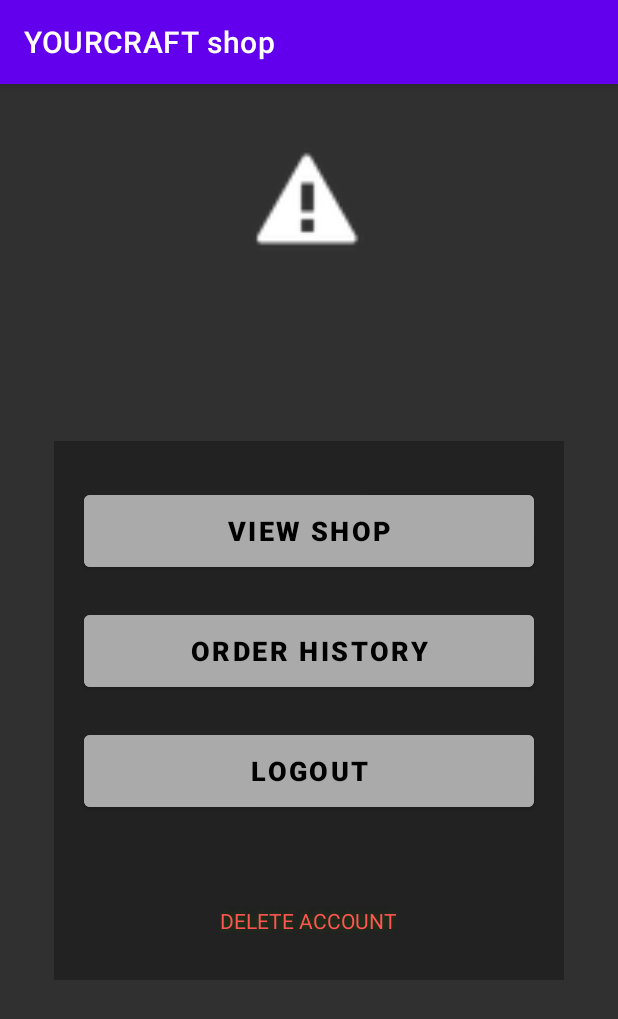
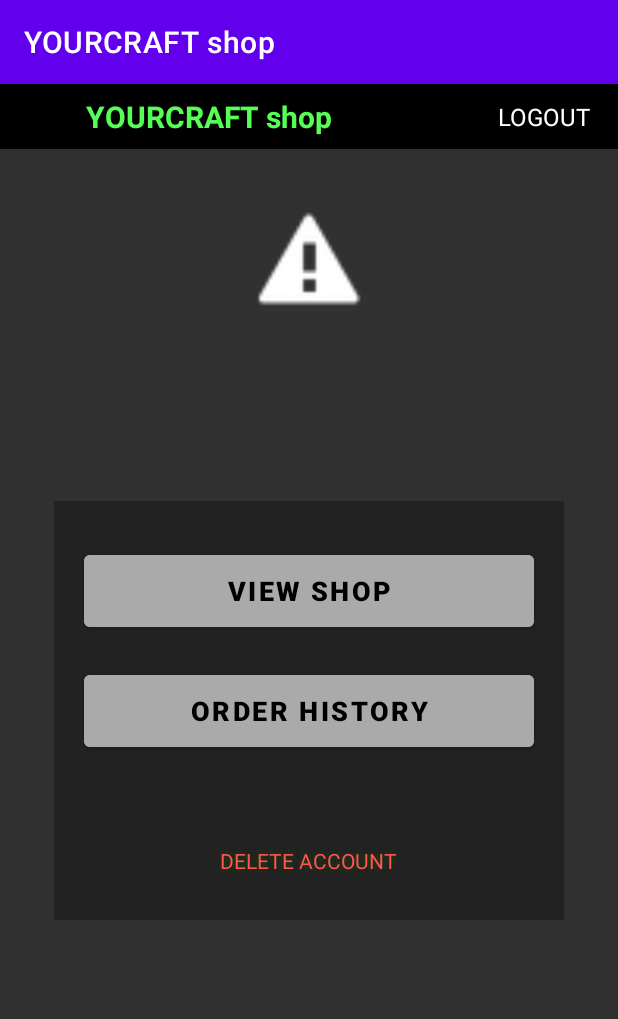
Before and after one commit to itsOwlbit/CST338_Project2, an Android app: the ShopperHome screen opened directly, with no data from a screen before it, on a phone screen of 412 x 824 dp. Shown: the top 1019 px of the screen. Run offline under Robolectric (Android 15) with nearby library versions, the phone set to English and light mode, and no system bars; our stand-ins replace Room's generated code; 1 statement that could not run was skipped.

Commit message:
Worked on ShopperHome activity.  Worked on custom toolbar layout.  Renamed some image resources.

```diff
--- a/app/src/main/java/com/example/cst338_project2/MainActivity.java
+++ b/app/src/main/java/com/example/cst338_project2/MainActivity.java
@@ -22,6 +22,7 @@ public class MainActivity extends AppCompatActivity {
     private static final String USER_ID_KEY = "com.example.cst338_project2.userIdKey";
     private static final String PREFERENCES_KEY = "com.example.cst338_project2.preferencesKey";
     private static final int MAX_LOGIN_ATTEMPTS = 3;
+
 
     TextView usernameField;      // the TextView for username to be entered.
     TextView passwordField;      // the TextView for password to be entered.
--- a/app/src/main/java/com/example/cst338_project2/RegisterUser.java
+++ b/app/src/main/java/com/example/cst338_project2/RegisterUser.java
@@ -16,7 +16,7 @@ import com.example.cst338_project2.data.User;
 import com.example.cst338_project2.db.AppDatabase;
 import com.example.cst338_project2.db.MyDao;
 
-import java.util.List;
+//import java.util.List;
 
 public class RegisterUser extends AppCompatActivity {
     private static final String USER_ID_KEY = "com.example.cst338_project2.userIdKey";
@@ -30,7 +30,7 @@ public class RegisterUser extends AppCompatActivity {
 
     private MyDao myDao;    // stores singleton database object
 
-    private List<User> userList;    // a list of User objects
+//    private List<User> userList;    // a list of User objects
     private int userId = -1;        // default userId if a valid userId is not received
     private User user;              // a User object for person logged/logging in
 
--- a/app/src/main/java/com/example/cst338_project2/ShopperHome.java
+++ b/app/src/main/java/com/example/cst338_project2/ShopperHome.java
@@ -3,13 +3,13 @@ package com.example.cst338_project2;
 import androidx.appcompat.app.AppCompatActivity;
 
 import android.app.AlertDialog;
-import android.content.Context;
 import android.content.DialogInterface;
 import android.content.Intent;
 import android.content.SharedPreferences;
 import android.os.Bundle;
 import android.view.View;
 import android.widget.Button;
+import android.widget.ImageView;
 import android.widget.TextView;
 import android.widget.Toast;
 
@@ -17,18 +17,18 @@ import com.example.cst338_project2.data.User;
 import com.example.cst338_project2.db.AppDatabase;
 import com.example.cst338_project2.db.MyDao;
 
-import java.util.List;
-
 public class ShopperHome extends AppCompatActivity {
     private static final String USER_ID_KEY = "com.example.cst338_project2.userIdKey";
     private static final String PREFERENCES_KEY = "com.example.cst338_project2.preferencesKey";
+
+    ImageView backImg;      // the image from toolbar_layout to go back
+    TextView logoutField;   // the text from toolbar_layout to logout
 
     TextView welcomeField;          // the TextView where the welcome user message is displayed
     TextView deleteAccountLink;     // the TextView clickable link to delete user's account
 
     Button shopBtn;     // the button used to view shop inventory screen
     Button orderBtn;    // the button used to view orders screen
-    Button logoutBtn;   // the button used to logout
 
     private MyDao myDao;    // stores singleton database object
 
@@ -68,14 +68,25 @@ public class ShopperHome extends AppCompatActivity {
     }
 
     private void prepareLayout() {
+        backImg = findViewById(R.id.backImg);
+        backImg.setVisibility(View.INVISIBLE); // not needed to be seen on home page
+        logoutField = findViewById(R.id.logoutText);
+
         welcomeField = findViewById(R.id.welcomeText);
         shopBtn = findViewById(R.id.shopButton);
         orderBtn = findViewById(R.id.ordersButton);
-        logoutBtn = findViewById(R.id.logoutButton);
         deleteAccountLink = findViewById(R.id.deleteAccountLink);
     }
 
     private void checkListeners() {
+        // ClickListener for logout Text in toolbar_layout
+        logoutField.setOnClickListener(new View.OnClickListener() {
+            @Override
+            public void onClick(View v) {
+                logoutUser();
+            }
+        });
+
         // ClickListener for shop button
         shopBtn.setOnClickListener(new View.OnClickListener() {
             @Override
@@ -89,14 +100,6 @@ public class ShopperHome extends AppCompatActivity {
             @Override
             public void onClick(View v) {
                 Toast.makeText(ShopperHome.this, "Order screen not set up yet.", Toast.LENGTH_SHORT).show();
-            }
-        });
-
-        // ClickListener for logout button
-        logoutBtn.setOnClickListener(new View.OnClickListener() {
-            @Override
-            public void onClick(View v) {
-                logoutUser();
             }
         });
 
--- /dev/null
+++ b/app/src/main/res/drawable/ic_add.xml
@@ -0,0 +1,5 @@
+<vector android:height="24dp" android:tint="#FFFFFF"
+    android:viewportHeight="24" android:viewportWidth="24"
+    android:width="24dp" xmlns:android="http://schemas.android.com/apk/res/android">
+    <path android:fillColor="@android:color/white" android:pathData="M19,13h-6v6h-2v-6H5v-2h6V5h2v6h6v2z"/>
+</vector>
--- /dev/null
+++ b/app/src/main/res/drawable/ic_back.xml
@@ -0,0 +1,5 @@
+<vector android:autoMirrored="true" android:height="24dp"
+    android:tint="#FFFFFF" android:viewportHeight="24"
+    android:viewportWidth="24" android:width="24dp" xmlns:android="http://schemas.android.com/apk/res/android">
+    <path android:fillColor="@android:color/white" android:pathData="M20,11H7.83l5.59,-5.59L12,4l-8,8 8,8 1.41,-1.41L7.83,13H20v-2z"/>
+</vector>
--- /dev/null
+++ b/app/src/main/res/drawable/ic_delete.xml
@@ -0,0 +1,5 @@
+<vector android:height="24dp" android:tint="#FFFFFF"
+    android:viewportHeight="24" android:viewportWidth="24"
+    android:width="24dp" xmlns:android="http://schemas.android.com/apk/res/android">
+    <path android:fillColor="@android:color/white" android:pathData="M6,19c0,1.1 0.9,2 2,2h8c1.1,0 2,-0.9 2,-2V7H6v12zM19,4h-3.5l-1,-1h-5l-1,1H5v2h14V4z"/>
+</vector>
--- /dev/null
+++ b/app/src/main/res/drawable/ic_edit.xml
@@ -0,0 +1,5 @@
+<vector android:height="24dp" android:tint="#FFFFFF"
+    android:viewportHeight="24" android:viewportWidth="24"
+    android:width="24dp" xmlns:android="http://schemas.android.com/apk/res/android">
+    <path android:fillColor="@android:color/white" android:pathData="M3,17.25V21h3.75L17.81,9.94l-3.75,-3.75L3,17.25zM20.71,7.04c0.39,-0.39 0.39,-1.02 0,-1.41l-2.34,-2.34c-0.39,-0.39 -1.02,-0.39 -1.41,0l-1.83,1.83 3.75,3.75 1.83,-1.83z"/>
+</vector>
--- /dev/null
+++ b/app/src/main/res/drawable/ic_warning.xml
@@ -0,0 +1,5 @@
+<vector android:height="24dp" android:tint="#FFFFFF"
+    android:viewportHeight="24" android:viewportWidth="24"
+    android:width="24dp" xmlns:android="http://schemas.android.com/apk/res/android">
+    <path android:fillColor="@android:color/white" android:pathData="M1,21h22L12,2 1,21zM13,18h-2v-2h2v2zM13,14h-2v-4h2v4z"/>
+</vector>
--- a/app/src/main/res/layout/activity_main.xml
+++ b/app/src/main/res/layout/activity_main.xml
@@ -1,10 +1,12 @@
 <?xml version="1.0" encoding="utf-8"?>
-<androidx.constraintlayout.widget.ConstraintLayout xmlns:android="http://schemas.android.com/apk/res/android"
+<androidx.constraintlayout.widget.ConstraintLayout
+    xmlns:android="http://schemas.android.com/apk/res/android"
     xmlns:app="http://schemas.android.com/apk/res-auto"
     xmlns:tools="http://schemas.android.com/tools"
     android:layout_width="match_parent"
     android:layout_height="match_parent"
     android:background="@drawable/minecraft_splash"
+    android:id="@+id/main_layout"
     tools:context=".MainActivity">
 
     <TextView
@@ -46,7 +48,7 @@
             android:layout_height="wrap_content"
             android:layout_marginVertical="5dp"
             android:background="@color/gray"
-            android:drawableLeft="@drawable/ic_baseline_person_24"
+            android:drawableLeft="@drawable/ic_person"
             android:drawablePadding="10dp"
             android:ems="10"
             android:hint="@string/username"
@@ -62,7 +64,7 @@
             android:layout_height="wrap_content"
             android:layout_marginVertical="5dp"
             android:background="@color/gray"
-            android:drawableLeft="@drawable/ic_baseline_lock_24"
+            android:drawableLeft="@drawable/ic_lock"
             android:drawablePadding="10dp"
             android:ems="10"
             android:hint="@string/password"
--- a/app/src/main/res/layout/activity_register_user.xml
+++ b/app/src/main/res/layout/activity_register_user.xml
@@ -46,7 +46,7 @@
             android:layout_height="wrap_content"
             android:layout_marginVertical="5dp"
             android:background="@color/gray"
-            android:drawableLeft="@drawable/ic_baseline_person_24"
+            android:drawableLeft="@drawable/ic_person"
             android:drawablePadding="10dp"
             android:ems="10"
             android:hint="@string/username"
@@ -62,7 +62,7 @@
             android:layout_height="wrap_content"
             android:layout_marginVertical="5dp"
             android:background="@color/gray"
-            android:drawableLeft="@drawable/ic_baseline_lock_24"
+            android:drawableLeft="@drawable/ic_lock"
             android:drawablePadding="10dp"
             android:ems="10"
             android:hint="@string/password"
--- a/app/src/main/res/layout/activity_shopper_home.xml
+++ b/app/src/main/res/layout/activity_shopper_home.xml
@@ -7,16 +7,16 @@
     android:background="@color/dark_gray"
     tools:context=".ShopperHome">
 
+    <include layout="@layout/toolbar_layout"/>
 
     <ImageView
         android:id="@+id/shopLogoImage"
         android:layout_width="wrap_content"
         android:layout_height="wrap_content"
-        android:layout_marginTop="40dp"
+        android:layout_marginTop="80dp"
         android:minWidth="75dp"
         android:minHeight="75dp"
         app:layout_constraintEnd_toEndOf="parent"
-        app:layout_constraintHorizontal_bias="0.498"
         app:layout_constraintStart_toStartOf="parent"
         app:layout_constraintTop_toTopOf="parent"
         app:srcCompat="@android:drawable/stat_sys_warning" />
@@ -57,7 +57,7 @@
             android:gravity="center"
             android:text="@string/shop"
             android:textColor="@color/black"
-            android:textSize="18dp"
+            android:textSize="18sp"
             android:textStyle="bold" />
 
         <Button
@@ -69,19 +69,7 @@
             android:gravity="center"
             android:text="@string/orderHistory"
             android:textColor="@color/black"
-            android:textSize="18dp"
-            android:textStyle="bold" />
-
-        <Button
-            android:id="@+id/logoutButton"
-            android:layout_width="300dp"
-            android:layout_height="60dp"
-            android:layout_marginVertical="10dp"
-            android:backgroundTint="@color/gray"
-            android:gravity="center"
-            android:text="@string/logout"
-            android:textColor="@color/black"
-            android:textSize="18dp"
+            android:textSize="18sp"
             android:textStyle="bold" />
 
         <TextView
@@ -98,7 +86,7 @@
             android:text="@string/deleteAccount"
             android:textAllCaps="true"
             android:textColor="@color/red"
-            android:textSize="14dp" />
+            android:textSize="14sp" />
 
     </LinearLayout>
 
--- /dev/null
+++ b/app/src/main/res/layout/toolbar_layout.xml
@@ -0,0 +1,46 @@
+<?xml version="1.0" encoding="utf-8"?>
+<RelativeLayout xmlns:android="http://schemas.android.com/apk/res/android"
+    android:layout_width="match_parent"
+    android:layout_height="wrap_content"
+    android:background="@color/black">
+
+    <RelativeLayout
+        android:layout_width="match_parent"
+        android:layout_height="wrap_content"
+        android:padding="8dp">
+
+        <ImageView
+            android:id="@+id/backImg"
+            android:layout_width="wrap_content"
+            android:layout_height="wrap_content"
+            android:src="@drawable/ic_back"
+            android:layout_alignParentStart="true"
+            android:layout_centerVertical="true"
+            android:layout_marginStart="10dp"/>
+
+        <TextView
+            android:layout_width="wrap_content"
+            android:layout_height="wrap_content"
+            android:layout_centerVertical="true"
+            android:layout_marginStart="15dp"
+            android:layout_toEndOf="@id/backImg"
+            android:text="@string/app_name"
+            android:textColor="@color/green"
+            android:textSize="20sp"
+            android:textStyle="bold" />
+
+        <TextView
+            android:id="@+id/logoutText"
+            android:layout_width="wrap_content"
+            android:layout_height="wrap_content"
+            android:text="@string/logout"
+            android:layout_alignParentEnd="true"
+            android:textColor="@color/white"
+            android:textSize="16sp"
+            android:textAllCaps="true"
+            android:layout_centerVertical="true"
+            android:layout_marginEnd="10dp"/>
+
+    </RelativeLayout>
+
+</RelativeLayout>
--- a/app/src/main/res/values/strings.xml
+++ b/app/src/main/res/values/strings.xml
@@ -24,7 +24,7 @@
     <string name="salesReport">Sales Report</string>
     <string name="manageUsers">Manage Users</string>
     // Other
-    <string name="logoutQuestion">Do you want to log out?</string>
+    <string name="logoutQuestion">Do you want to logout?</string>
     <string name="confirmDeleteAccount">Are you sure you want to permanently delete your account?</string>
     <string name="yes">Yes</string>
     <string name="no">No</string>
```
Also changed, not shown: app/src/main/res/drawable/_1_2_minecraft_diamond_png.png (added), app/src/main/res/drawable/ic_key.xml (renamed from app/src/main/res/drawable/ic_baseline_vpn_key_24.xml), app/src/main/res/drawable/ic_lock.xml (renamed from app/src/main/res/drawable/ic_baseline_lock_24.xml), app/src/main/res/drawable/ic_person.xml (renamed from app/src/main/res/drawable/ic_baseline_person_24.xml), app/src/main/res/drawable/yourcraft.png (added).
